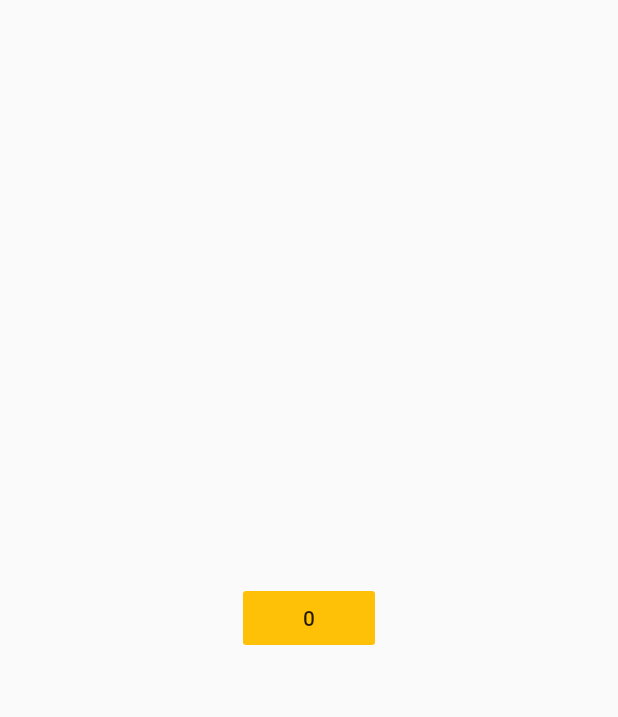
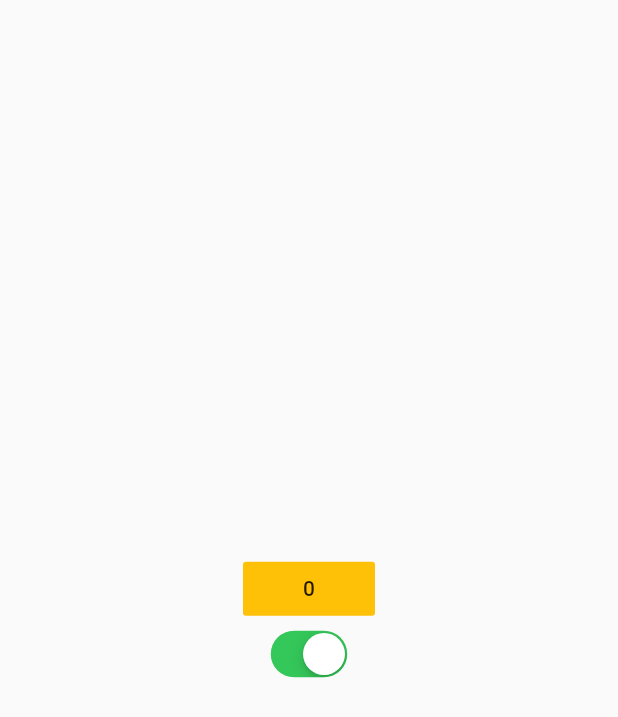
Before and after one commit to egidiocs/flutter-fireship-firebase-quizzap, a Flutter app: the screen it shows after launch, on a phone screen of 412 x 824 dp. Shown: the top 717 px of the screen. Run offline on Flutter 3.47's test engine with Material 2 defaults, Android fonts, the phone set to English and light mode, and no system bars.

```diff
--- a/lib/main.dart
+++ b/lib/main.dart
@@ -1,4 +1,6 @@
 import 'package:flutter/material.dart';
+import 'package:flutter/cupertino.dart';
+import 'dart:io' show Platform;
 
 void main() => runApp(MyApp());
 
@@ -43,7 +45,11 @@ class _MyFirstWidgetState extends State<MyFirstWidget> {
   Widget build(BuildContext context) {
     return Center(
       //child: Container(width: 50, height: 50, color: widget.color),
-      child: FlatButton(
+      child: Column(
+        mainAxisAlignment: MainAxisAlignment.center,
+        crossAxisAlignment: CrossAxisAlignment.center,
+        children: <Widget>[
+          FlatButton(
             child: Text('$count'),
             color: widget.color,
             onPressed: () {
@@ -52,6 +58,11 @@ class _MyFirstWidgetState extends State<MyFirstWidget> {
               });
             },
           ),
+          Platform.isIOS
+              ? Switch(value: true, onChanged: (v) => null)
+              : CupertinoSwitch(value: true, onChanged: (v) => null)
+        ],
+      ),
     );
   }
 }
```
Lines whose indentation alone changed are shown as unchanged.
